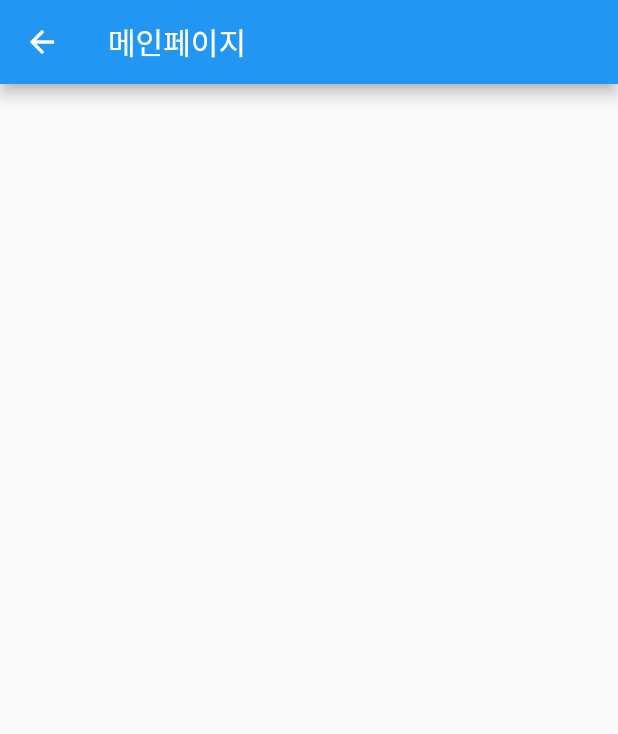
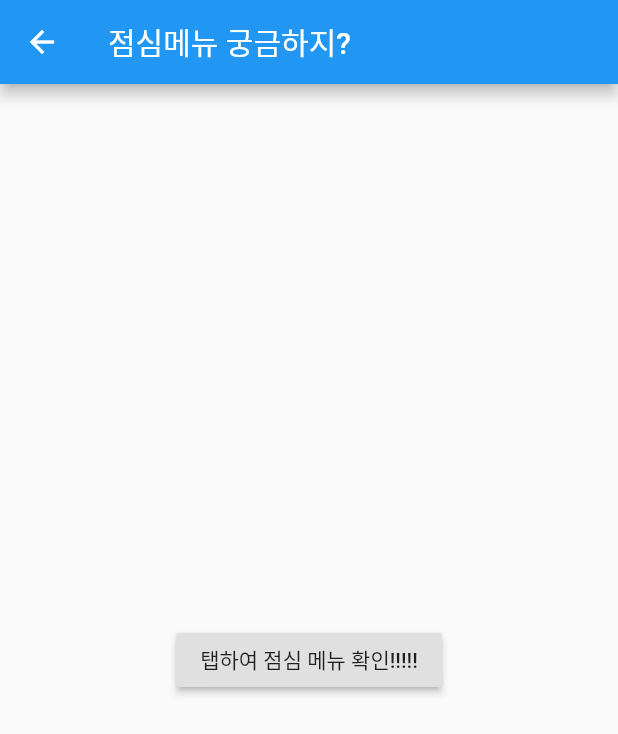
Before and after one commit to Soobinhand/dgblife_lunch, a Flutter app: the screen it shows after launch, on a phone screen of 412 x 824 dp. Shown: the top 734 px of the screen. Run offline on Flutter 3.47's test engine with Material 2 defaults, Android fonts, the phone set to English and light mode, and no system bars; our stand-ins replace get.

Commit message:
랜딩페이지, 메인페이지 수정 탭페이지 생성

```diff
--- a/lib/landingPage.dart
+++ b/lib/landingPage.dart
@@ -1,6 +1,6 @@
 import 'dart:async';
 
-import 'package:dgblife_lunch/mainPage.dart';
+import 'package:dgblife_lunch/tapPage.dart';
 import 'package:flutter/material.dart';
 import 'package:get/get.dart';
 
@@ -13,7 +13,7 @@ class _LandingPageState extends State<LandingPage>{
   @override
   void initState() {
     Timer(Duration(seconds: 3),(){
-      Get.to(MainPage());
+      Get.to(TapPage());
     });
   }
   @override
@@ -21,7 +21,10 @@ class _LandingPageState extends State<LandingPage>{
     return Scaffold(
       body: Container(
         color: Colors.blueAccent,
-        child: Center(child: Text("점심은 우리의 생명이니까")),
+        child: Center(child: Text("점심은 우리의 생명이니까", style: TextStyle(
+          fontSize: 30,
+          fontWeight: FontWeight.bold
+        ),)),
       ),
     );
   }
--- a/lib/main.dart
+++ b/lib/main.dart
@@ -13,7 +13,7 @@ class MyApp extends StatelessWidget {
   @override
   Widget build(BuildContext context) {
     return GetMaterialApp(
-      title: 'Flutter Demo',
+      title: 'DGB LIFE LUNCH',
       theme: ThemeData(
         // This is the theme of your application.
         //
--- /dev/null
+++ b/lib/tapPage.dart
@@ -0,0 +1,29 @@
+import 'package:dgblife_lunch/mainPage.dart';
+import 'package:flutter/material.dart';
+import 'package:get/get.dart';
+
+class TapPage extends StatefulWidget{
+  @override
+  _TapPageState createState() => _TapPageState();
+
+}
+
+class _TapPageState extends State<TapPage>{
+  @override
+  Widget build(BuildContext context){
+    return Scaffold(
+      appBar: AppBar(title: Text('점심메뉴 궁금하지?'),),
+      body: Center(
+          child: RaisedButton(
+            child: Text("탭하여 점심 메뉴 확인!!!!!"),
+            onPressed: (){
+              Navigator.push(
+                context,
+                MaterialPageRoute(builder: (context) => MainPage(),)
+              );
+            },
+          ),
+      ),
+    );
+  }
+}
```
Also changed, not shown: lib/mainPage.dart (+18 -0 lines).
